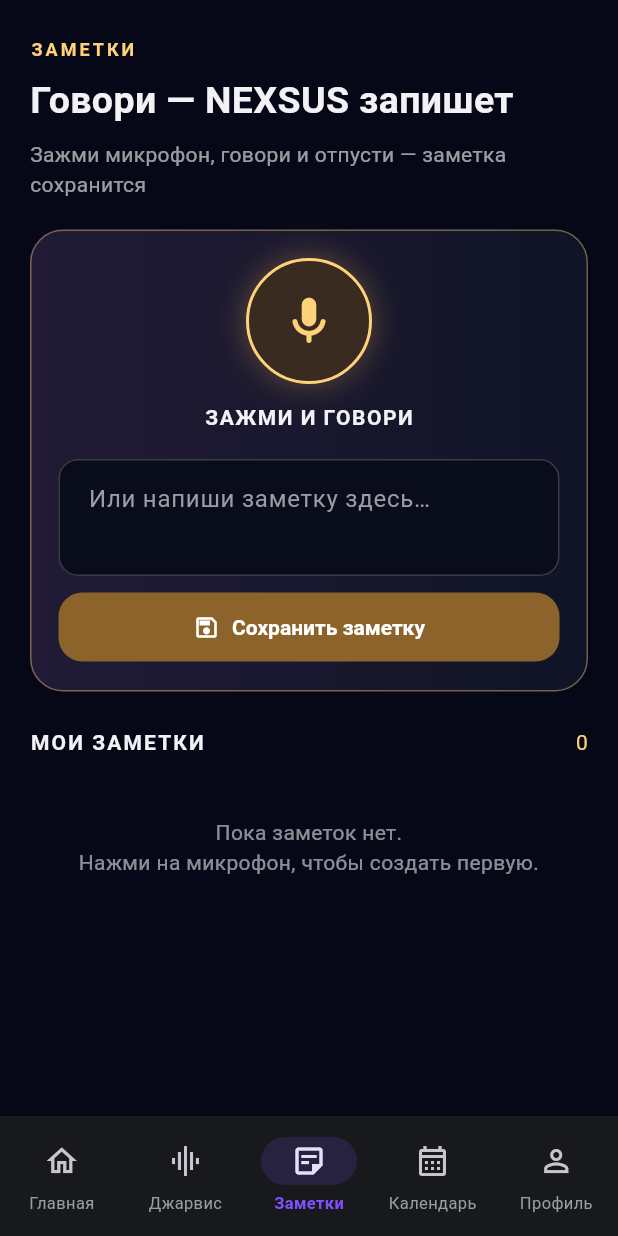
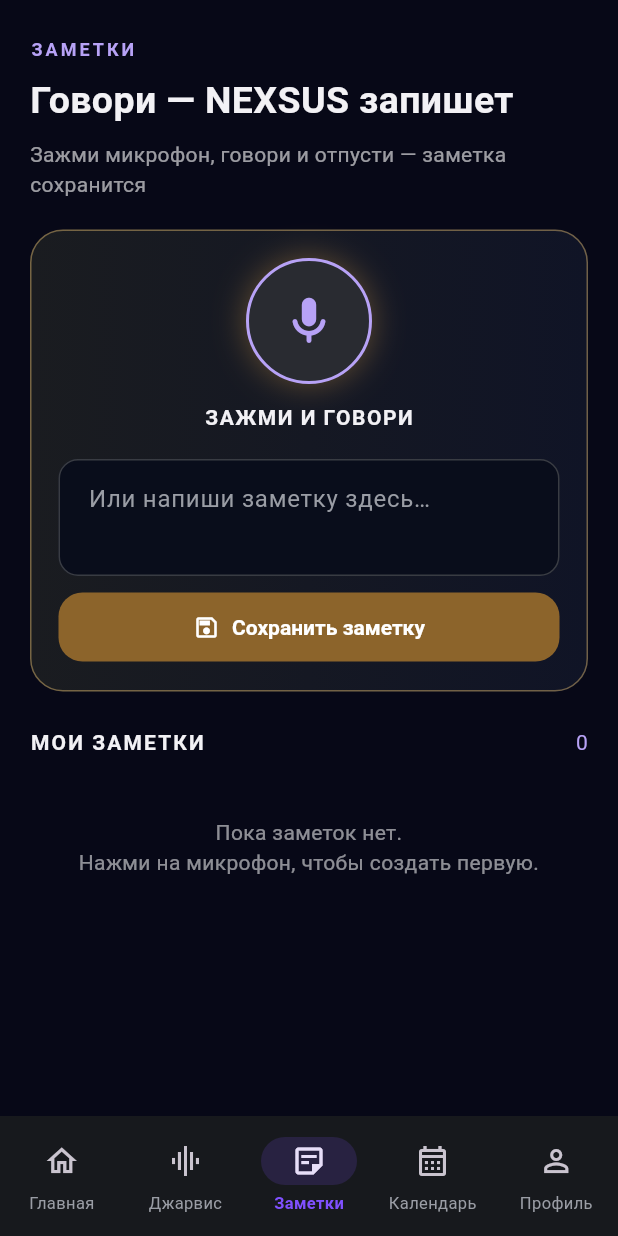
Before and after one commit to ddisa8679-sys/NEXSUS, a Flutter app: the screen it shows once a user with an empty profile is signed in, item 3 of the bottom bar chosen, on a phone screen of 412 x 824 dp. Run offline on Flutter 3.47's test engine with Material 3 defaults, Android fonts, the phone set to English and light mode, and no system bars; our stand-ins replace firebase_auth, firebase_core, flutter_local_notifications, flutter_timezone, flutter_tts, shared_preferences and 2 more; missing offline and left inert: llama_flutter_android; accounts and stored records are empty; network calls fail.

Commit message:
Unify screen surfaces and accents for minimal UI

```diff
--- a/lib/notes_screen.dart
+++ b/lib/notes_screen.dart
@@ -140,7 +140,7 @@ class _NotesScreenState extends State<NotesScreen> {
     return ListView(
       padding: const EdgeInsets.fromLTRB(20, 24, 20, 28),
       children: [
-        Text(AppText.tx('ЗАМЕТКИ', 'NOTES'), style: TextStyle(fontSize: 12, letterSpacing: 2, color: Color(0xFFFFD27A), fontWeight: FontWeight.bold)),
+        Text(AppText.tx('ЗАМЕТКИ', 'NOTES'), style: TextStyle(fontSize: 12, letterSpacing: 2, color: Color(0xFFB7A2F6), fontWeight: FontWeight.bold)),
         const SizedBox(height: 8),
         Text(AppText.tx('Говори — NEXSUS запишет', 'Speak — NEXSUS will write it down'), style: TextStyle(fontSize: 25, fontWeight: FontWeight.bold)),
         const SizedBox(height: 8),
@@ -150,7 +150,7 @@ class _NotesScreenState extends State<NotesScreen> {
           padding: const EdgeInsets.all(18),
           decoration: BoxDecoration(
             borderRadius: BorderRadius.circular(22),
-            gradient: const LinearGradient(colors: [Color(0xFF211B35), Color(0xFF101426)]),
+            gradient: const LinearGradient(colors: [Color(0xFF1A1C20), Color(0xFF101426)]),
             border: Border.all(color: const Color(0x66FFD27A)),
           ),
           child: Column(
@@ -165,11 +165,11 @@ class _NotesScreenState extends State<NotesScreen> {
                   height: 84,
                   decoration: BoxDecoration(
                     shape: BoxShape.circle,
-                    color: _listening ? const Color(0xFF8C3345) : const Color(0xFF392B20),
-                    border: Border.all(color: const Color(0xFFFFD27A), width: 2),
+                    color: _listening ? const Color(0xFF8C3345) : const Color(0xFF292B31),
+                    border: Border.all(color: const Color(0xFFB7A2F6), width: 2),
                     boxShadow: const [BoxShadow(color: Color(0x55FFB84D), blurRadius: 18)],
                   ),
-                  child: Icon(_listening ? Icons.stop_rounded : Icons.mic_rounded, size: 38, color: const Color(0xFFFFD27A)),
+                  child: Icon(_listening ? Icons.stop_rounded : Icons.mic_rounded, size: 38, color: const Color(0xFFB7A2F6)),
                 ),
               ),
               const SizedBox(height: 12),
@@ -203,7 +203,7 @@ class _NotesScreenState extends State<NotesScreen> {
         Row(
           children: [
             Expanded(child: Text(AppText.tx('МОИ ЗАМЕТКИ', 'MY NOTES'), style: TextStyle(fontWeight: FontWeight.bold, letterSpacing: 1.4))),
-            Text('${_notes.length}', style: const TextStyle(color: Color(0xFFFFD27A))),
+            Text('${_notes.length}', style: const TextStyle(color: Color(0xFFB7A2F6))),
           ],
         ),
         const SizedBox(height: 12),
@@ -217,14 +217,14 @@ class _NotesScreenState extends State<NotesScreen> {
             margin: const EdgeInsets.only(bottom: 10),
             padding: const EdgeInsets.all(15),
             decoration: BoxDecoration(
-              color: const Color(0xFF15182C),
+              color: const Color(0xFF1A1C20),
               borderRadius: BorderRadius.circular(16),
               border: Border.all(color: const Color(0x332D2C4A)),
             ),
             child: Row(
               crossAxisAlignment: CrossAxisAlignment.start,
               children: [
-                const Icon(Icons.notes_rounded, color: Color(0xFFFFD27A), size: 20),
+                const Icon(Icons.notes_rounded, color: Color(0xFFB7A2F6), size: 20),
                 const SizedBox(width: 12),
                 Expanded(child: Text(_notes[index])),
                 IconButton(
```
